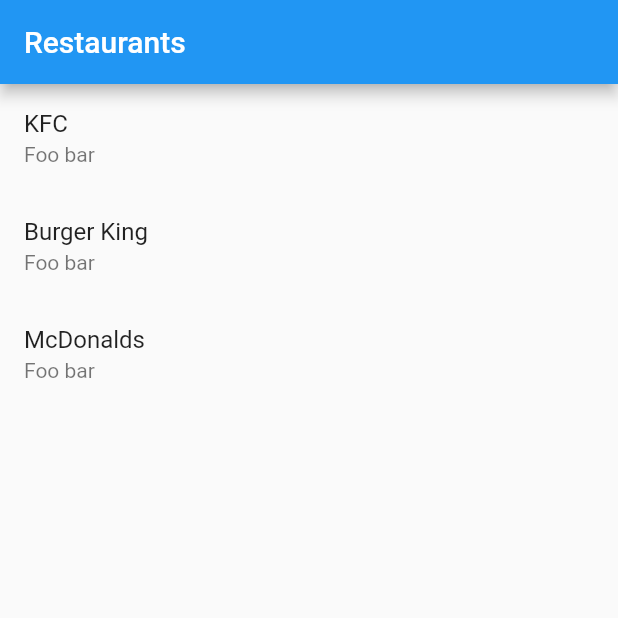
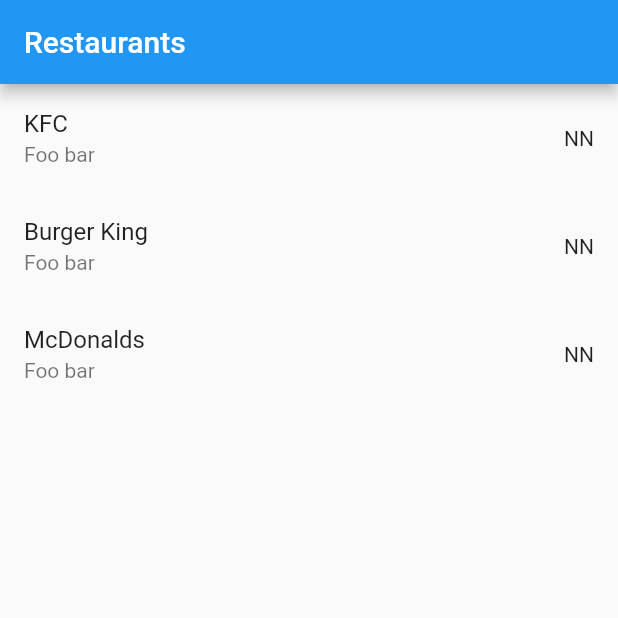
Before and after one commit to achernoprudov/wolt_test_app, a Flutter app: the screen it shows after launch, on a phone screen of 412 x 824 dp, the top half of it. Run offline on Flutter 3.47's test engine with Material 2 defaults, Android fonts, the phone set to English and light mode, and no system bars; our stand-ins replace flutter_bloc, freezed_annotation.

Commit message:
restaurant view

```diff
--- a/lib/src/pages/home/home_page.dart
+++ b/lib/src/pages/home/home_page.dart
@@ -1,6 +1,7 @@
 import 'package:flutter/material.dart';
 import 'package:flutter_bloc/flutter_bloc.dart';
 import 'package:wolt_test_task/src/pages/home/home_cubit.dart';
+import 'package:wolt_test_task/src/ui_kit/restaurant_view.dart';
 
 import '../../model/index.dart';
 import 'home_state.dart';
@@ -76,9 +77,10 @@ class _HomeListView extends StatelessWidget {
       itemCount: restaurants.length,
       itemBuilder: (context, index) {
         final item = restaurants[index];
-        return ListTile(
-          title: Text(item.name),
-          subtitle: Text(item.description),
+        return RestaurantView(
+          restaurant: item,
+          isFavorite: favorites.contains(item.id),
+          toggleFavorite: () => onToggle(item.id),
         );
       },
     );
--- /dev/null
+++ b/lib/src/ui_kit/restaurant_view.dart
@@ -0,0 +1,27 @@
+import 'package:flutter/material.dart';
+import 'package:wolt_test_task/src/index.dart';
+
+class RestaurantView extends StatelessWidget {
+  final Restaurant restaurant;
+  final bool isFavorite;
+
+  final Function() toggleFavorite;
+
+  RestaurantView({
+    required this.restaurant,
+    required this.isFavorite,
+    required this.toggleFavorite,
+  }) : super(key: ValueKey('Restaurant ${restaurant.id} $isFavorite'));
+
+  @override
+  Widget build(BuildContext context) {
+    return ListTile(
+      title: Text(restaurant.name),
+      subtitle: Text(restaurant.description),
+      trailing: InkWell(
+        child: isFavorite ? Text('F') : Text('NN'),
+        onTap: toggleFavorite,
+      ),
+    );
+  }
+}
```
